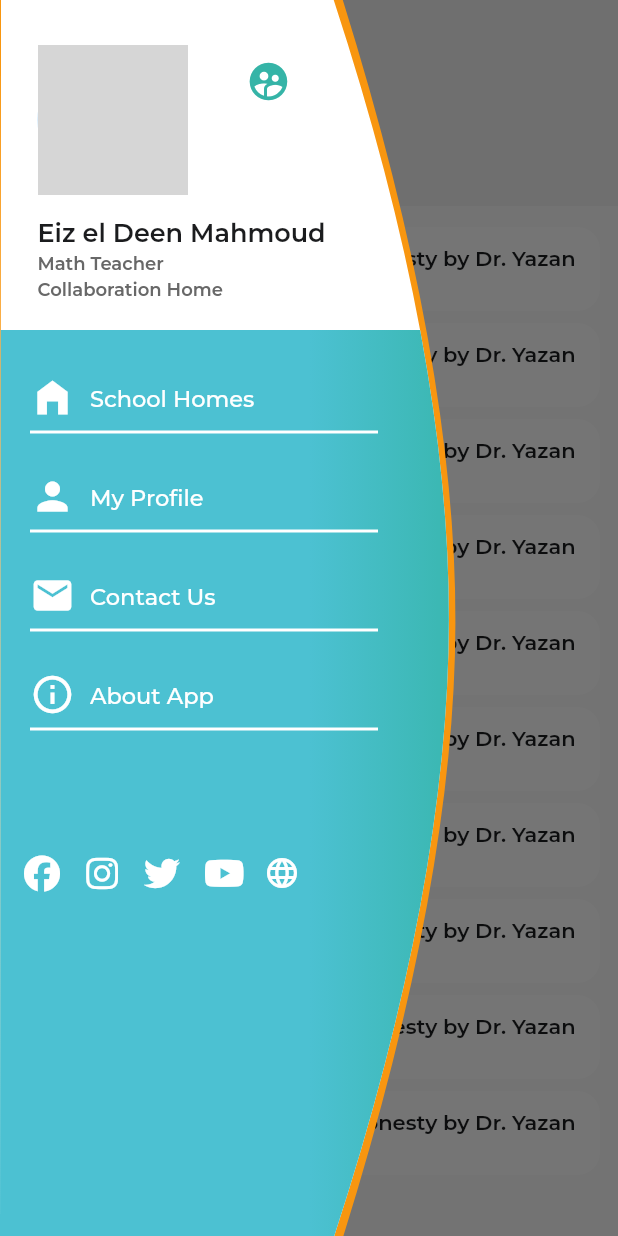
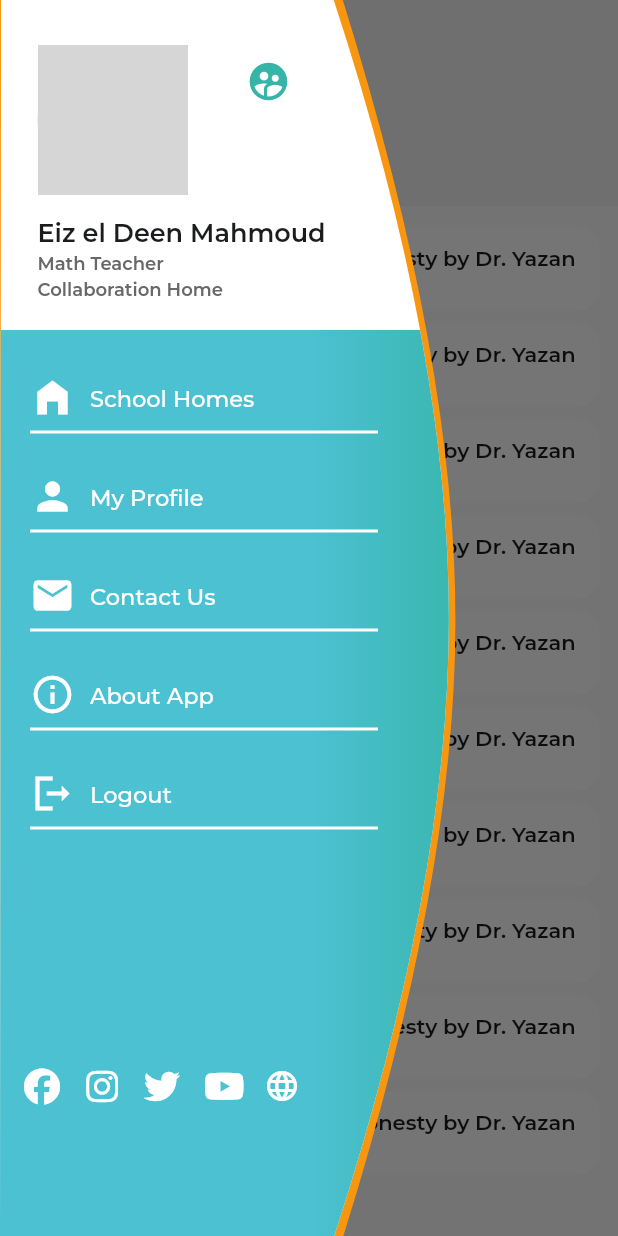
Before and after one commit to icsicsics/school, a Flutter app: the NotificationsScreen screen opened directly, after a tap on the "menu" icon, on a phone screen of 412 x 824 dp. Run offline on Flutter 3.47's test engine with Material 2 defaults, Android fonts, the light colour scheme and no system bars; our stand-ins replace device_info_plus, dio, firebase_core, firebase_messaging, flutter_bloc, flutter_local_notifications and 11 more; accounts and stored records are empty; project files that could hold a hidden picture were left out; grey boxes are pictures that could not be loaded.

Commit message:
handle some issus design

```diff
--- a/lib/l10n/intl_ar.json
+++ b/lib/l10n/intl_ar.arb
@@ -52,5 +52,9 @@
 "chooseWhyLeenDeserveThisPoint ":"اختر لماذا تستحق هذه النقطة",
 "typeWhyLeenDeserveThisPoint":"اكتب لماذا تستحق هذه النقطة",
 "camera":"كاميره",
-"gallery":"المعرض"
+"gallery":"المعرض",
+ "logout":"خروج",
+ "areYouSure":"هل أنت متأكد؟",
+  "yes":"نعم",
+  "no":"لا"
 }
--- a/lib/l10n/intl_en.json
+++ b/lib/l10n/intl_en.arb
@@ -52,5 +52,9 @@
 "chooseWhyLeenDeserveThisPoint":"Choose Why Leen Deserve this point",
 "typeWhyLeenDeserveThisPoint":"Type Why Leen Deserve this point",
 "camera":"Camera",
-"gallery":"Gallery"
+"gallery":"Gallery",
+"logout":"Logout",
+ "areYouSure":"Are you sure ?",
+ "yes":"Yes",
+ "no":"No"
 }
--- a/lib/presentation/bloc/side_menu/side_menu_bloc.dart
+++ b/lib/presentation/bloc/side_menu/side_menu_bloc.dart
@@ -21,6 +21,7 @@ class SideMenuBloc extends Bloc<SideMenuEvent, SideMenuState> {
     on<GetIsFatherEvent>(_onGetIsFatherEvent);
     on<SideMenuAboutAppEvent>(_onSideMenuAboutAppEvent);
     on<GetLanguageEvent>(_onGetLanguageEvent);
+    on<LogoutEvent>(_onLogoutEvent);
   }
 
   FutureOr<void> _onGetSideMenuEvent(
@@ -62,4 +63,8 @@ class SideMenuBloc extends Bloc<SideMenuEvent, SideMenuState> {
     emit(GetLanguageSuccessState(
         language: await _getLanguageCodeUseCase() ?? ''));
   }
+
+  FutureOr<void> _onLogoutEvent(LogoutEvent event, Emitter<SideMenuState> emit) {
+    emit(LogoutState());
+  }
 }
--- a/lib/presentation/bloc/side_menu/side_menu_event.dart
+++ b/lib/presentation/bloc/side_menu/side_menu_event.dart
@@ -20,3 +20,5 @@ class SwitchAccountEvent extends SideMenuEvent {}
 class GetLanguageEvent extends SideMenuEvent {
   GetLanguageEvent();
 }
+
+class LogoutEvent extends SideMenuEvent {}
--- a/lib/presentation/bloc/side_menu/side_menu_state.dart
+++ b/lib/presentation/bloc/side_menu/side_menu_state.dart
@@ -33,3 +33,5 @@ class GetLanguageSuccessState extends SideMenuState {
   final String language;
   GetLanguageSuccessState({required this.language});
 }
+
+class LogoutState extends SideMenuState {}
--- a/lib/presentation/ui/about/about_screen.dart
+++ b/lib/presentation/ui/about/about_screen.dart
@@ -40,7 +40,7 @@ class _AboutScreenStatus extends BaseState<AboutScreen> {
           IconButton(
             onPressed: () {},
             icon: const Icon(Icons.mail,
-                color: ColorsManager.secondaryColor, size: 25),
+                color: ColorsManager.secondaryColor, size: 30),
           ),
         ],
         title: BoldTextWidget(
--- a/lib/presentation/ui/home/widgets/home_app_bar_widget.dart
+++ b/lib/presentation/ui/home/widgets/home_app_bar_widget.dart
@@ -76,7 +76,7 @@ class _HomeAppBarWidgetState extends State<HomeAppBarWidget> {
                                   child: const Icon(
                                     Icons.mail,
                                     color: ColorsManager.whiteColor,
-                                    size: 25,
+                                    size: 30,
                                   ),
                                 ),
                               ),
@@ -87,7 +87,7 @@ class _HomeAppBarWidgetState extends State<HomeAppBarWidget> {
                                     child: const Icon(
                                       Icons.mail,
                                       color: ColorsManager.whiteColor,
-                                      size: 25,
+                                      size: 30,
                                     ),
                                   )),
                               Align(
--- a/lib/presentation/ui/side_menu_widget/side_menu_screen.dart
+++ b/lib/presentation/ui/side_menu_widget/side_menu_screen.dart
@@ -2,6 +2,7 @@ import 'package:flutter/material.dart';
 import 'package:flutter_bloc/flutter_bloc.dart';
 import 'package:schools/core/utils/resorces/color_manager.dart';
 import 'package:schools/presentation/bloc/side_menu/side_menu_bloc.dart';
+import 'package:schools/presentation/shere_widgets/dialogs/show_logout_function.dart';
 import 'package:schools/presentation/ui/authentication/login/login_screen.dart';
 import 'package:schools/presentation/ui/home/home_screen.dart';
 import 'package:schools/presentation/ui/profile/profile_screen.dart';
@@ -58,6 +59,9 @@ class _SideMenuScreenState extends State<SideMenuScreen> {
                           _isFather = state.isFather;
                         } else if (state is SwitchAccountState) {
                           _switchAccount(context);
+                        } else if (state is LogoutState) {
+                          showLogoutFunction(
+                              context: context, yesAction: () => _logout());
                         }
                       },
                       builder: (context, state) {
@@ -98,4 +102,13 @@ class _SideMenuScreenState extends State<SideMenuScreen> {
                 LoginScreen(isFather: _isFather == true ? false : true)),
         (route) => false);
   }
+
+  void _logout() {
+    Navigator.pushAndRemoveUntil(
+        context,
+        MaterialPageRoute(
+            builder: (_) =>
+                LoginScreen(isFather: _isFather == true ? false : true)),
+            (route) => false);
+  }
 }
--- a/lib/presentation/ui/side_menu_widget/widgets/side_menu_content_widget.dart
+++ b/lib/presentation/ui/side_menu_widget/widgets/side_menu_content_widget.dart
@@ -21,7 +21,8 @@ class _SideMenuContentWidgetState extends State<SideMenuContentWidget> {
   Widget build(BuildContext context) {
     return  SizedBox(
         height: MediaQuery.of(context).size.height,
-        child: Column(
+        child: Stack(children: [
+          Column(
             children: [
               SideMenuHeader(bloc: widget.bloc, language: widget.language),
               Expanded(
@@ -42,7 +43,6 @@ class _SideMenuContentWidgetState extends State<SideMenuContentWidget> {
                   child: Padding(
                     padding: const EdgeInsets.only(top: 10),
                     child: SingleChildScrollView(
-
                       child: Column(
                         mainAxisAlignment: MainAxisAlignment.start,
                         crossAxisAlignment: CrossAxisAlignment.start,
@@ -73,8 +73,13 @@ class _SideMenuContentWidgetState extends State<SideMenuContentWidget> {
                               SideMenuAboutAppEvent(),
                             ),
                           ),
-                          const SizedBox(height: 60),
-                          const SideMenuSocialMediaWidget(),
+                          SideMenuItem(
+                            icon: Icons.logout_sharp,
+                            title:S.of(context).logout,
+                            onTap: () => BlocProvider.of<SideMenuBloc>(context).add(
+                              LogoutEvent(),
+                            ),
+                          ),
                         ],
                       ),
                     ),
@@ -82,9 +87,14 @@ class _SideMenuContentWidgetState extends State<SideMenuContentWidget> {
                 ),
               ),
             ],
-
-        ),
-
-    );
+          ),
+          const Align(
+            alignment: Alignment.bottomLeft,
+            child: Padding(
+              padding: EdgeInsets.only(bottom: 80),
+              child: SideMenuSocialMediaWidget(),
+            ),
+          )
+        ]));
   }
 }
```
Also changed, not shown: lib/presentation/shere_widgets/dialogs/logout_dialog_widget.dart (added, +68 -0 lines), lib/presentation/shere_widgets/dialogs/show_logout_function.dart (added, +12 -0 lines), lib/generated/intl/messages_ar.dart, lib/generated/intl/messages_en.dart, lib/generated/l10n.dart.
